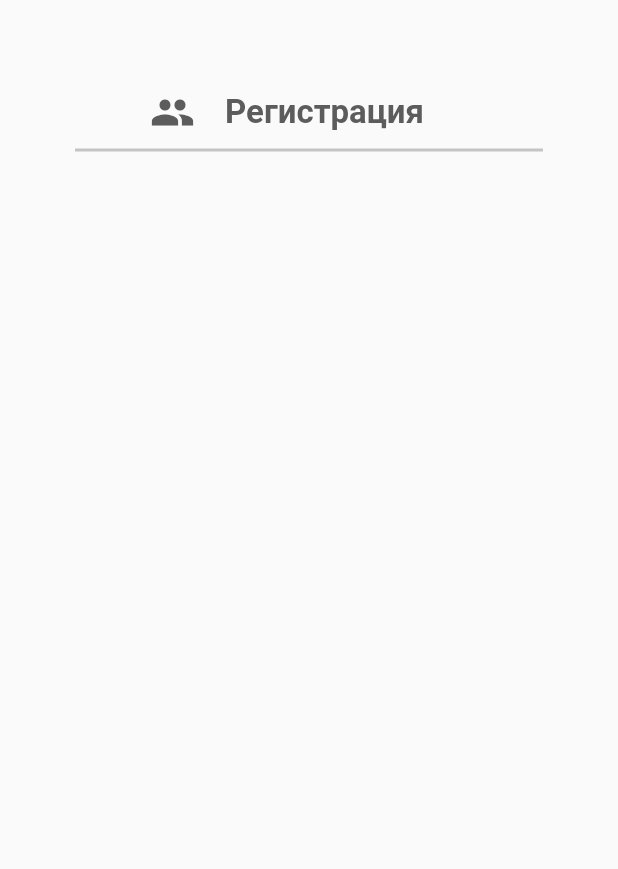
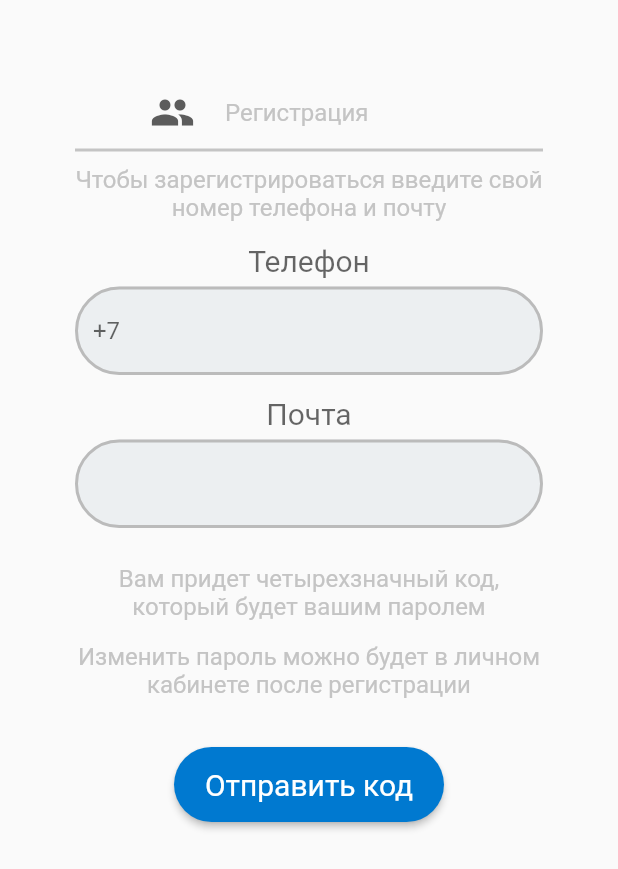
Before and after one commit to Olesya555/auth_page, a Flutter app: the screen it shows after launch, on a phone screen of 412 x 824 dp. Shown: the top 869 px of the screen. Run offline on Flutter 3.47's test engine with Material 2 defaults, Android fonts, the phone set to English and light mode, and no system bars.

Commit message:
Создана страница регистрации

```diff
--- a/lib/registraciya.dart
+++ b/lib/registraciya.dart
@@ -9,6 +9,18 @@ class MyApp extends StatelessWidget {
 
   @override
   Widget build(BuildContext context) {
+    const borderStyle = OutlineInputBorder(
+        borderRadius: BorderRadius.all(Radius.circular(36)),
+        borderSide: BorderSide(
+            color: const Color(0xFFbbbbbb), width: 2));
+
+    const linkTextStyle = TextStyle(
+        fontSize: 16, color: Color(0xFFC4C4C4),);
+
+    const linkTextStyle1 = TextStyle(
+          fontSize: 20,
+          color: Color.fromRGBO(0, 0, 0, 0.6));
+
     return MaterialApp(
       home: Scaffold(
         body:Container(
@@ -19,6 +31,7 @@ class MyApp extends StatelessWidget {
 
             SizedBox(height: 60,), // Отбивка
 
+            // Верхушка. Заголовок страницы
           Padding(
             padding: const EdgeInsets.symmetric(horizontal: 50),
             child: Row (
@@ -26,17 +39,89 @@ class MyApp extends StatelessWidget {
                 Icon(Icons.people, color: Color(0xFF5C5C5C), size: 30),
                 SizedBox(width: 20,),
                 Text('Регистрация',
-                  style: TextStyle(color: Color(0xFF5C5C5C), fontSize: 22,
-                    fontWeight: FontWeight.bold,),
-                ),
+                  style: linkTextStyle,
+                  textAlign: TextAlign.center,),
               ],
+              ),
             ),
-          ),
+
             Divider( // Тонкая горизонтальная линия
                 color: Color(0xFFC4C4C4),
                 height: 20,
                 thickness: 2,
+            ),
+
+            const Text('Чтобы зарегистрироваться введите свой номер телефона и почту',
+              style: linkTextStyle,
+              textAlign: TextAlign.center, // Расположение текста по центру
+            ),
+
+            SizedBox(height: 14,), // Отбивка
+
+            const Text('Телефон',
+              style: linkTextStyle1,),
+
+            SizedBox(height: 6,), // Отбивка
+
+            // Текстовое поле для ввода телефона
+            const TextField(
+              decoration: InputDecoration(
+                filled: true,
+                fillColor: Color(0xffeceff1),
+                enabledBorder: borderStyle,
+                focusedBorder: borderStyle,
+                hintText: '+7', // hintText: текст-подсказка, исчезает при вводе
+              ),
+              keyboardType: TextInputType.phone,
+            ),
+
+            SizedBox(height: 14,), // Отбивка
+
+            const Text('Почта',
+              style: linkTextStyle1,),
+
+            SizedBox(height: 6,), // Отбивка
+
+            // Текстовое поле для ввода почты
+            const TextField(
+              decoration: InputDecoration(
+                filled: true,
+                fillColor: Color(0xffeceff1),
+                enabledBorder: borderStyle,
+                focusedBorder: borderStyle,
+              ),
+            ),
+
+            SizedBox(height: 24,),  // Отбивка
+
+            const Text('Вам придет четырехзначный код, который будет вашим паролем',
+              style: linkTextStyle,
+              textAlign: TextAlign.center, // Расположение текста по центру
+            ),
+
+            SizedBox(height: 14,),  // Отбивка
+
+            const Text('Изменить пароль можно будет в личном кабинете после регистрации',
+              style: linkTextStyle,
+              textAlign: TextAlign.center, // Расположение текста по центру
+            ),
+
+            SizedBox(height: 32,),  // Отбивка
+
+            // Кнопка отправить код
+            SizedBox(width: 180, height: 50, child:
+            ElevatedButton(onPressed: () {},
+              child: const Text('Отправить код'),
+              style: ElevatedButton.styleFrom(
+                // Изменить размер текста внутри кнопки textStyle: const TextStyle(fontSize: 20),
+                  textStyle: const TextStyle(fontSize: 20),
+                  primary: Color(0xFF0079D0),
+                  shape: RoundedRectangleBorder(
+                    borderRadius: BorderRadius.circular(36.0),
+                  )
+              ),
             )
+            ),
       ],
     ),
     ),
```
